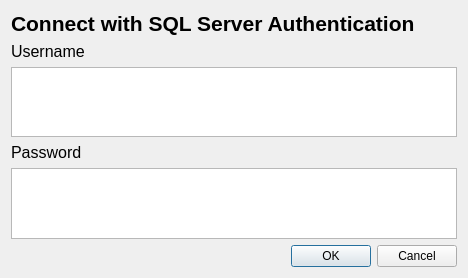
Above: budget/login.ui from Samu-K/budget_app before the change. Below: the same form after it.
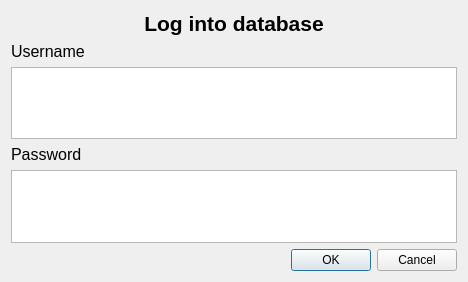
That is the form after the change.

What changed in the file:
```diff
--- a/budget/login.ui
+++ b/budget/login.ui
@@ -7,7 +7,7 @@
     <x>0</x>
     <y>0</y>
     <width>468</width>
-    <height>278</height>
+    <height>282</height>
    </rect>
   </property>
   <property name="windowTitle">
@@ -23,7 +23,10 @@
       </font>
      </property>
      <property name="text">
-      <string>Connect with SQL Server Authentication</string>
+      <string>Log into database</string>
+     </property>
+     <property name="alignment">
+      <set>Qt::AlignCenter</set>
      </property>
     </widget>
    </item>
```
Left out of the diff: 6 changed lines with no effect on the pictures.
